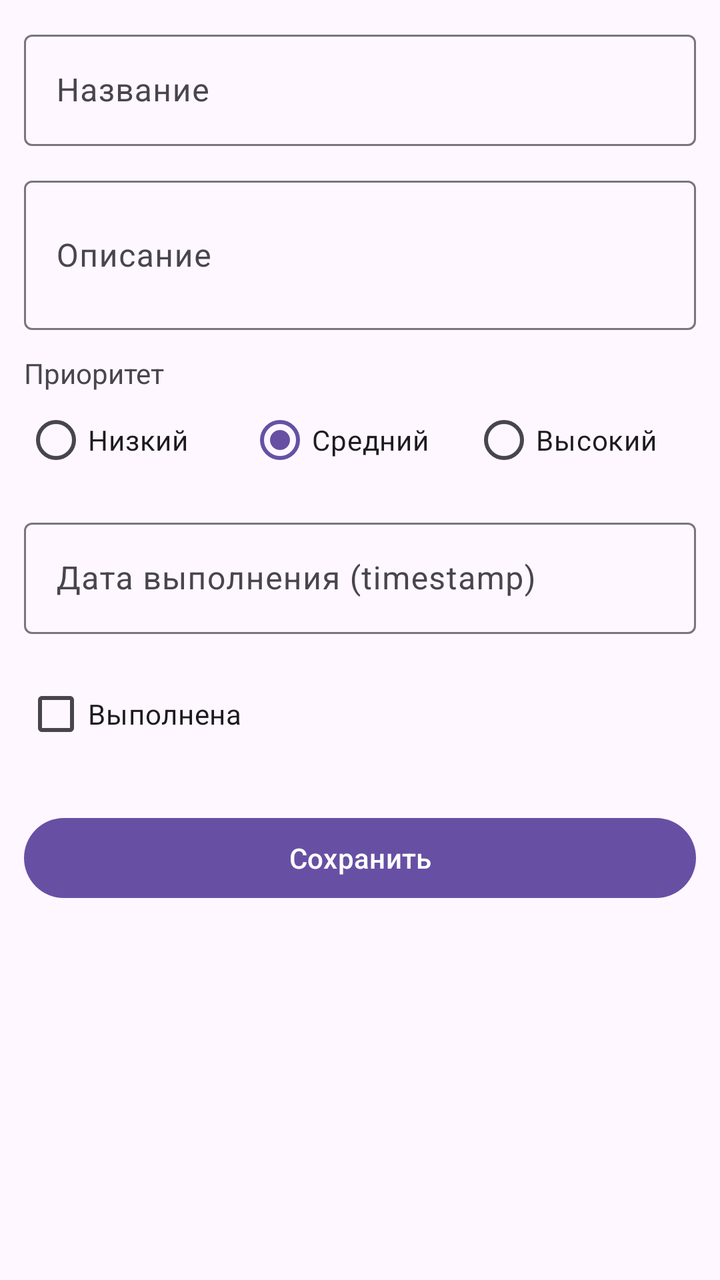
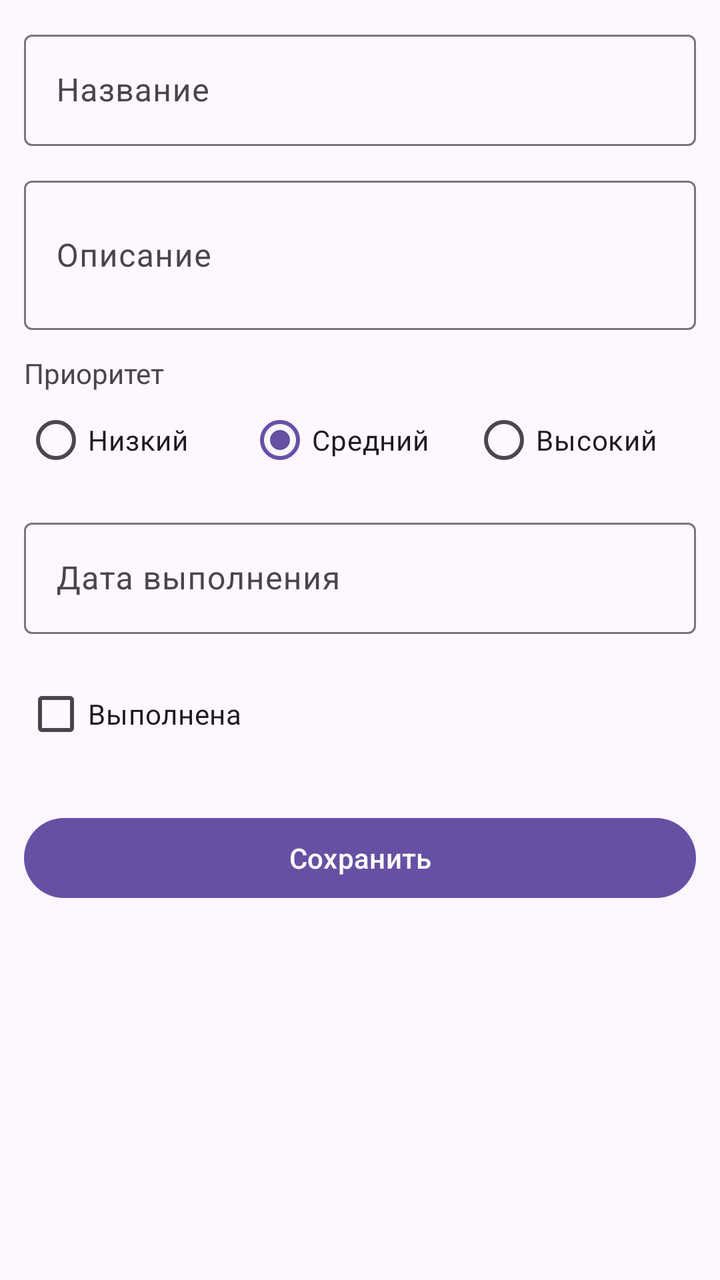

Screens rendered from an Android XML layout before and after an edit, with the pre-edit source and the edit as a unified diff.
<!-- AndroidManifest.xml: application theme Theme.Todo -->
<!-- res/layout/fragment_task_edit.xml -->
<?xml version="1.0" encoding="utf-8"?>
<ScrollView xmlns:android="http://schemas.android.com/apk/res/android"
    xmlns:app="http://schemas.android.com/apk/res-auto"
    xmlns:tools="http://schemas.android.com/tools"
    android:layout_width="match_parent"
    android:layout_height="match_parent"
    tools:context=".presentation.edit.TaskEditFragment"
    android:fillViewport="true">

    <LinearLayout
        android:layout_width="match_parent"
        android:layout_height="wrap_content"
        android:orientation="vertical"
        android:padding="12dp">

        
        <com.google.android.material.textfield.TextInputLayout
            android:id="@+id/titleInputLayout"
            android:layout_width="match_parent"
            android:layout_height="wrap_content"
            android:hint="Название">

            <com.google.android.material.textfield.TextInputEditText
                android:id="@+id/titleInput"
                android:layout_width="match_parent"
                android:layout_height="wrap_content"
                android:inputType="text"
                android:maxLines="1" />

        </com.google.android.material.textfield.TextInputLayout>

        
        <com.google.android.material.textfield.TextInputLayout
            android:id="@+id/descriptionInputLayout"
            android:layout_width="match_parent"
            android:layout_height="wrap_content"
            android:layout_marginTop="12dp"
            android:hint="Описание">

            <com.google.android.material.textfield.TextInputEditText
                android:id="@+id/descriptionInput"
                android:layout_width="match_parent"
                android:layout_height="wrap_content"
                android:inputType="textMultiLine"
                android:minLines="2" />

        </com.google.android.material.textfield.TextInputLayout>

        
        <TextView
            android:layout_width="wrap_content"
            android:layout_height="wrap_content"
            android:layout_marginTop="12dp"
            android:text="Приоритет"
            android:textColor="?android:attr/textColorSecondary"
            android:textSize="14sp" />

        <RadioGroup
            android:id="@+id/priorityGroup"
            android:layout_width="match_parent"
            android:layout_height="wrap_content"
            android:orientation="horizontal">

            <RadioButton
                android:id="@+id/priorityLow"
                android:layout_width="0dp"
                android:layout_height="wrap_content"
                android:layout_weight="1"
                android:text="Низкий" />

            <RadioButton
                android:id="@+id/priorityMedium"
                android:layout_width="0dp"
                android:layout_height="wrap_content"
                android:layout_weight="1"
                android:checked="true"
                android:text="Средний" />

            <RadioButton
                android:id="@+id/priorityHigh"
                android:layout_width="0dp"
                android:layout_height="wrap_content"
                android:layout_weight="1"
                android:text="Высокий" />

        </RadioGroup>

        
        <com.google.android.material.textfield.TextInputLayout
            android:id="@+id/dueDateInputLayout"
            android:layout_width="match_parent"
            android:layout_height="wrap_content"
            android:layout_marginTop="12dp"
            android:hint="Дата выполнения (timestamp)">

            <com.google.android.material.textfield.TextInputEditText
                android:id="@+id/dueDateInput"
                android:layout_width="match_parent"
                android:layout_height="wrap_content"
                android:inputType="number"
                android:maxLines="1" />

        </com.google.android.material.textfield.TextInputLayout>

        
        <CheckBox
            android:id="@+id/completedCheckbox"
            android:layout_width="wrap_content"
            android:layout_height="wrap_content"
            android:layout_marginTop="16dp"
            android:text="Выполнена" />

        
        <com.google.android.material.button.MaterialButton
            android:id="@+id/saveButton"
            android:layout_width="match_parent"
            android:layout_height="wrap_content"
            android:layout_marginTop="24dp"
            android:text="Сохранить" />

    </LinearLayout>

</ScrollView>
<!-- resources referenced by this layout -->
<resources>
  <style name="Theme.Todo" parent="Base.Theme.Todo" />
  <style name="Base.Theme.Todo" parent="Theme.Material3.DayNight.NoActionBar">
          
          
      </style>
</resources>

<!-- the commit's change to res/layout/fragment_task_edit.xml (unified diff, before → after) -->
@@ -91,13 +91,16 @@
             android:layout_width="match_parent"
             android:layout_height="wrap_content"
             android:layout_marginTop="12dp"
-            android:hint="Дата выполнения (timestamp)">
+            android:hint="Дата выполнения">
 
             <com.google.android.material.textfield.TextInputEditText
                 android:id="@+id/dueDateInput"
                 android:layout_width="match_parent"
                 android:layout_height="wrap_content"
-                android:inputType="number"
+                android:focusable="false"
+                android:clickable="true"
+                android:cursorVisible="false"
+                android:inputType="none"
                 android:maxLines="1" />
 
         </com.google.android.material.textfield.TextInputLayout>
